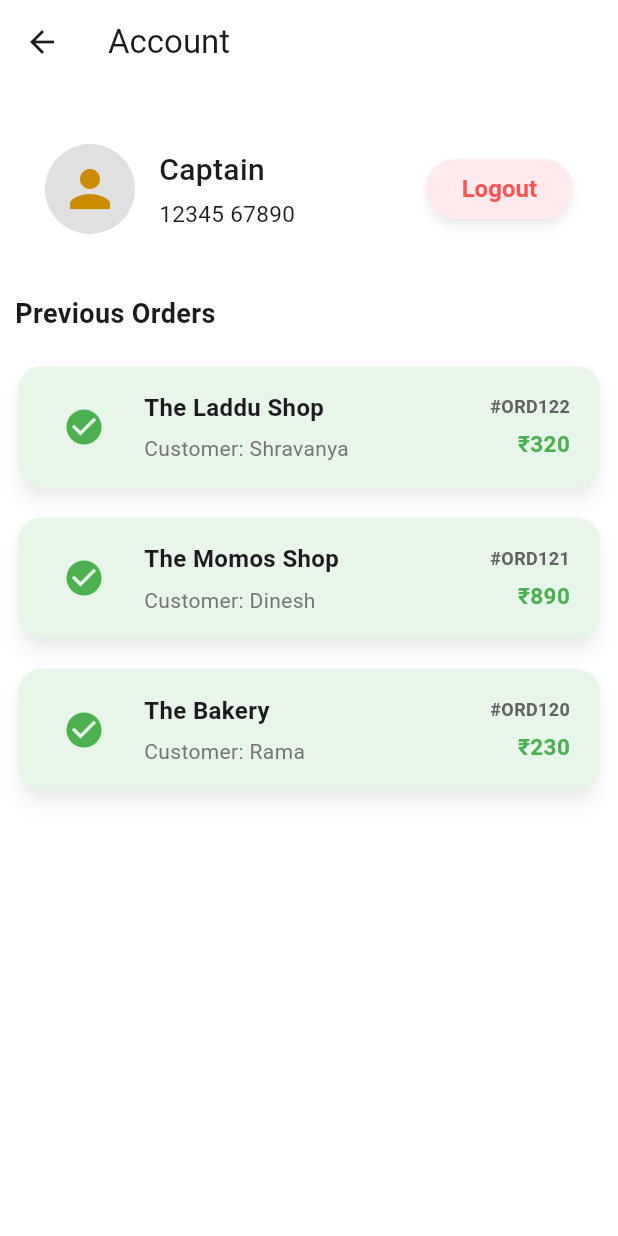
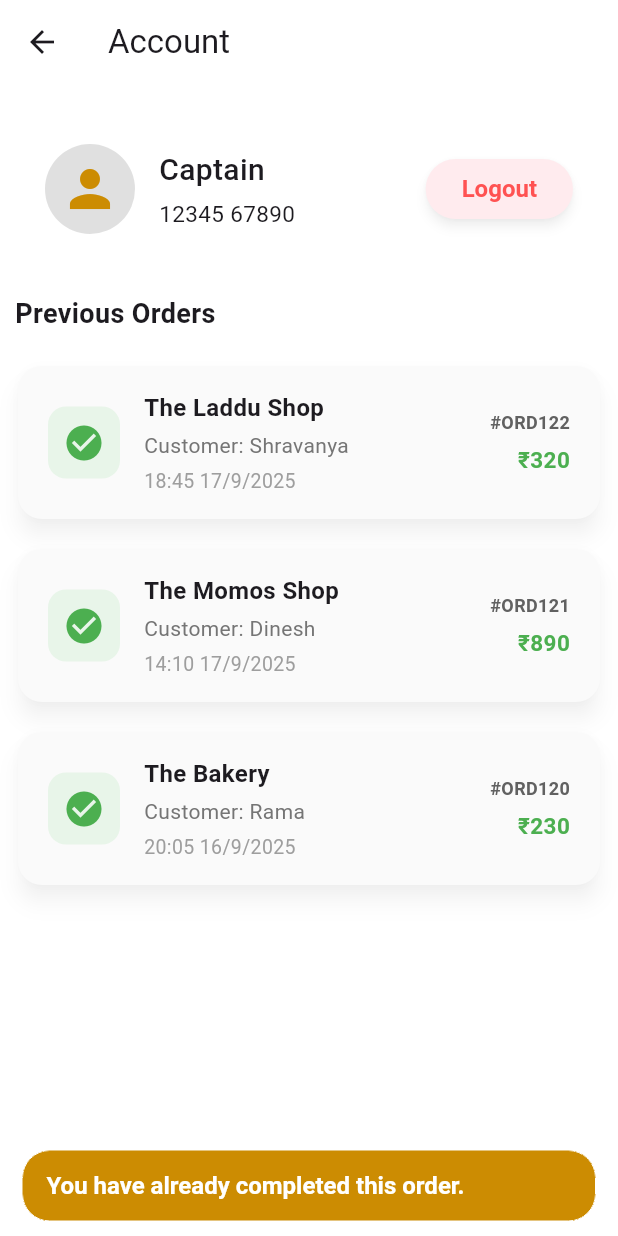
Before and after one commit to sree-vignesh/driver_flutter_app, a Flutter app: the AccountScreen screen opened by its route, after a tap on "The Laddu Shop", on a phone screen of 412 x 824 dp. Run offline on Flutter 3.47's test engine with Material 3 defaults, Android fonts, the phone set to English and light mode, and no system bars; our stand-ins replace geolocator.

Commit message:
Added time.

```diff
--- a/lib/models/order.dart
+++ b/lib/models/order.dart
@@ -9,6 +9,7 @@ class Order {
   final double customerLat;
   final double customerLng;
   final double amount;
+  final DateTime time; // 👈 new field
 
   const Order({
     required this.id,
@@ -19,10 +20,11 @@ class Order {
     required this.customerLat,
     required this.customerLng,
     required this.amount,
+    required this.time, // 👈
   });
 }
 
-const dummyOrder = Order(
+var dummyOrder = Order(
   id: "ORD123",
   restaurantName: "The Briyani Shop",
   restaurantLat: 12.9715,
@@ -31,9 +33,10 @@ const dummyOrder = Order(
   customerLat: 12.9717,
   customerLng: 77.5947,
   amount: 450.0,
+  time: DateTime(2025, 9, 17, 18, 45),
 );
 
-const previousOrders = [
+var previousOrders = [
   Order(
     id: "ORD122",
     restaurantName: "The Laddu Shop",
@@ -43,6 +46,7 @@ const previousOrders = [
     customerLat: 12.9730,
     customerLng: 77.5960,
     amount: 320.0,
+    time: DateTime(2025, 9, 17, 18, 45), // 6:45 PM
   ),
   Order(
     id: "ORD121",
@@ -53,6 +57,7 @@ const previousOrders = [
     customerLat: 12.9760,
     customerLng: 77.5990,
     amount: 890.0,
+    time: DateTime(2025, 9, 17, 14, 10), // 2:10 PM
   ),
   Order(
     id: "ORD120",
@@ -63,5 +68,6 @@ const previousOrders = [
     customerLat: 12.9760,
     customerLng: 77.5990,
     amount: 230.0,
+    time: DateTime(2025, 9, 16, 20, 5), // 8:05 PM
   ),
 ];
--- a/lib/screens/account_screen.dart
+++ b/lib/screens/account_screen.dart
@@ -98,10 +98,14 @@ class AccountScreen extends StatelessWidget {
             const Center(child: Text("No orders yet"))
           else
             ...previousOrders.map((order) {
+              final timeFormatted =
+                  "${order.time.hour.toString().padLeft(2, '0')}:${order.time.minute.toString().padLeft(2, '0')} "
+                  "${order.time.day}/${order.time.month}/${order.time.year}";
+
               return Card(
-                color: Colors.green.shade50,
-                elevation: 5,
-                shadowColor: Colors.black.withOpacity(0.3),
+                color: Colors.grey.shade50,
+                elevation: 6,
+                shadowColor: Colors.black.withOpacity(0.25),
                 margin: const EdgeInsets.symmetric(vertical: 10, horizontal: 2),
                 shape: RoundedRectangleBorder(
                   borderRadius: BorderRadius.circular(16),
@@ -109,7 +113,11 @@ class AccountScreen extends StatelessWidget {
                 child: InkWell(
                   borderRadius: BorderRadius.circular(16),
                   onTap: () {
-                    // TODO: navigate to order details
+                    ScaffoldMessenger.of(context).showSnackBar(
+                      SnackBar(
+                        content: Text("You have already completed this order."),
+                      ),
+                    );
                   },
                   child: Padding(
                     padding: const EdgeInsets.symmetric(
@@ -118,7 +126,7 @@ class AccountScreen extends StatelessWidget {
                     ),
                     child: Row(
                       children: [
-                        // Icon or status indicator
+                        // Status icon
                         Container(
                           height: 48,
                           width: 48,
@@ -135,7 +143,7 @@ class AccountScreen extends StatelessWidget {
 
                         const SizedBox(width: 16),
 
-                        // Restaurant + customer
+                        // Restaurant + customer + time
                         Expanded(
                           child: Column(
                             crossAxisAlignment: CrossAxisAlignment.start,
@@ -148,7 +156,7 @@ class AccountScreen extends StatelessWidget {
                                 ),
                                 overflow: TextOverflow.ellipsis,
                               ),
-                              const SizedBox(height: 6),
+                              const SizedBox(height: 4),
                               Text(
                                 "Customer: ${order.customerName}",
                                 style: TextStyle(
@@ -156,6 +164,14 @@ class AccountScreen extends StatelessWidget {
                                   color: Colors.grey.shade600,
                                 ),
                                 overflow: TextOverflow.ellipsis,
+                              ),
+                              const SizedBox(height: 4),
+                              Text(
+                                timeFormatted,
+                                style: TextStyle(
+                                  fontSize: 13,
+                                  color: Colors.grey.shade500,
+                                ),
                               ),
                             ],
                           ),
```
